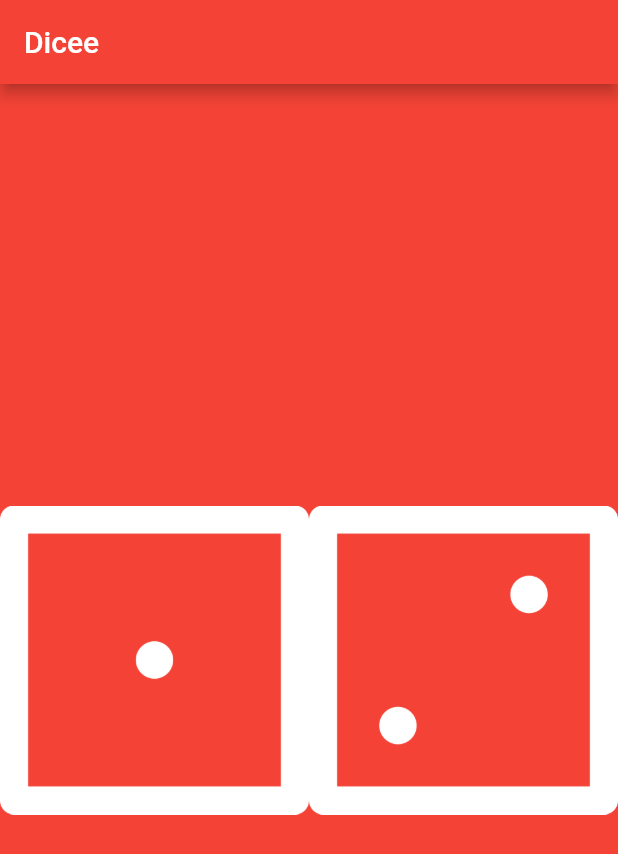
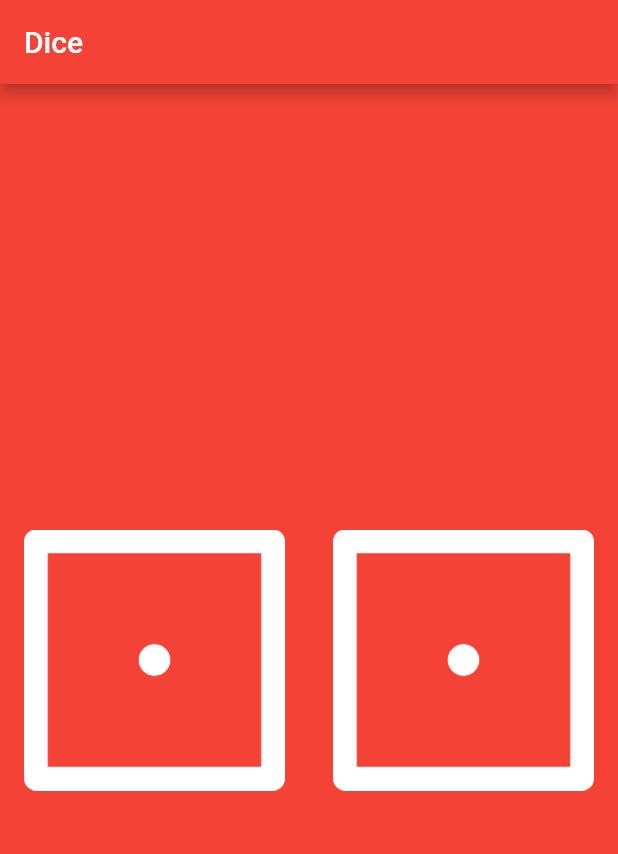
Before and after one commit to lyunhyeok/udemy_dicee, a Flutter app: the screen it shows after launch, on a phone screen of 412 x 824 dp. Shown: the top 854 px of the screen. Run offline on Flutter 3.47's test engine with Material 2 defaults, Android fonts, the phone set to English and light mode, and no system bars.

Commit message:
dice project in flutter course

```diff
--- a/lib/main.dart
+++ b/lib/main.dart
@@ -1,4 +1,5 @@
 import 'package:flutter/material.dart';
+import 'dart:math'; //math, random();
 
 void main() {
   runApp(
@@ -6,7 +7,7 @@
       home: Scaffold(
         backgroundColor: Colors.red,
         appBar: AppBar(
-          title: Text('Dicee'),
+          title: Text('Dice'),
           backgroundColor: Colors.red,
         ),
         body: DicePage(),
@@ -15,8 +16,23 @@
   );
 }
 
-class DicePage extends StatelessWidget {
+class DicePage extends StatefulWidget {
   const DicePage({super.key});
+
+  @override
+  State<DicePage> createState() => _DicePageState();
+}
+
+class _DicePageState extends State<DicePage> {
+  int leftDiceNumber = 1;
+  int rightDiceNumber = 1;
+
+  void changeDiceNumber(){
+    setState(() {
+      leftDiceNumber = Random().nextInt(6)+1;
+      rightDiceNumber = Random().nextInt(6)+1;
+    });
+  }
 
   @override
   Widget build(BuildContext context) {
@@ -24,13 +40,28 @@
       child: Row(
         children: <Widget>[
           Expanded(
-            child: Image.asset('images/dice1.png'),
+            child: Padding(
+              padding: const EdgeInsets.all(8.0),
+              child: TextButton(
+                  onPressed: (){
+                    changeDiceNumber();
+                  },
+                  child: Image.asset('images/dice$leftDiceNumber.png')),
+            ),
           ),
           Expanded(
-            child: Image.asset('images/dice2.png'),
+            child: Padding(
+              padding: const EdgeInsets.all(8.0),
+              child: TextButton(
+                onPressed: (){
+                  changeDiceNumber();
+                },
+                child: Image.asset('images/dice$rightDiceNumber.png'),
+              ),
+            ),
           ),
         ],
       ),
     );
   }
-}
+  }
```
